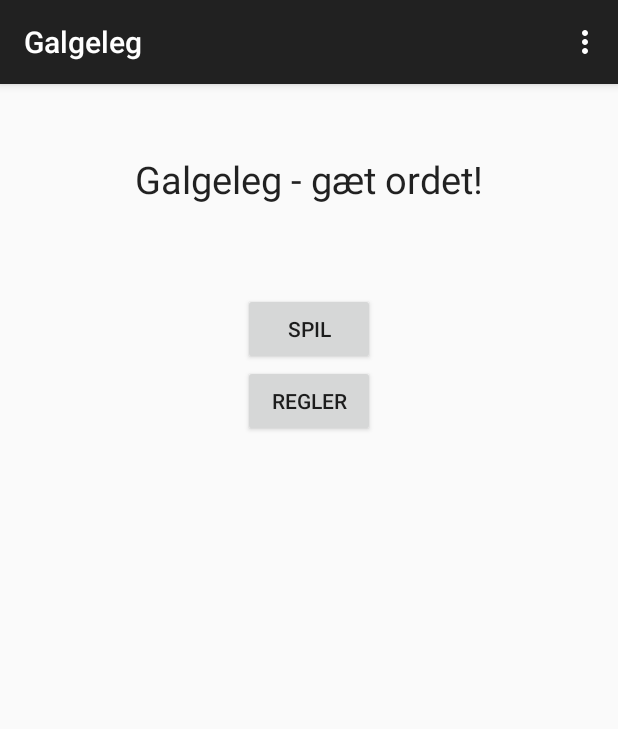
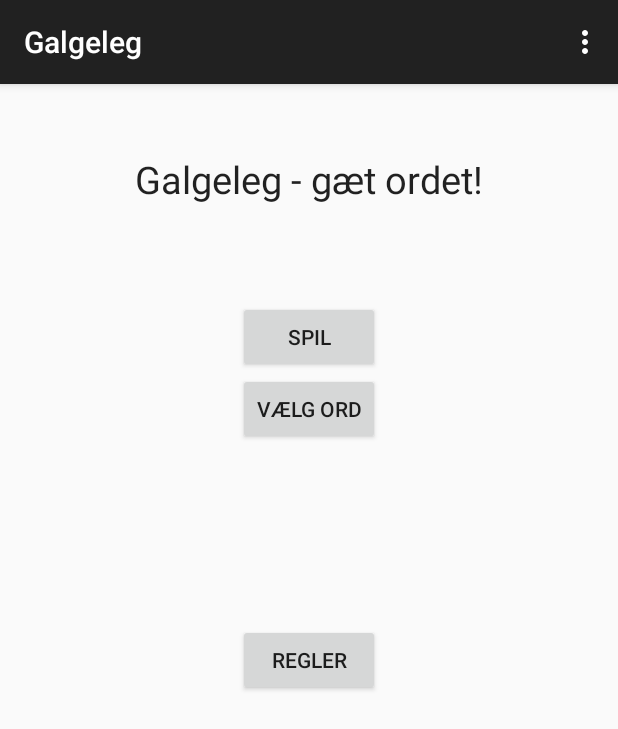
Before and after one commit to simonpetersen/Galgeleg, an Android app: the screen it shows after launch (Welcome), on a phone screen of 412 x 824 dp. Shown: the top 729 px of the screen. Run offline under Robolectric (Android 15) with nearby library versions, the phone set to English and light mode, and no system bars.

Commit message:
Tilføjet knap til at vælge ord.

```diff
--- a/app/src/main/java/petersen/simon/galgeleg/SpilActivity.java
+++ b/app/src/main/java/petersen/simon/galgeleg/SpilActivity.java
@@ -82,10 +82,14 @@ public class SpilActivity extends AppCompatActivity implements View.OnClickListe
             input.setText("");
             opdaterSkærm();
         }
-        if (logik.erSpilletVundet())
+        if (logik.erSpilletVundet()) {
             check.setText("Du har vundet!");
-        if (logik.erSpilletTabt())
+            finish();
+        }
+        if (logik.erSpilletTabt()) {
             check.setText("Du har tabt!");
+            finish();
+        }
     }
 
     private void opdaterSkærm() {
--- a/app/src/main/java/petersen/simon/galgeleg/Welcome.java
+++ b/app/src/main/java/petersen/simon/galgeleg/Welcome.java
@@ -10,7 +10,7 @@ import android.widget.Button;
 
 public class Welcome extends AppCompatActivity implements View.OnClickListener {
 
-    Button spil, regler;
+    Button spil, regler, vælgOrd;
 
     @Override
     protected void onCreate(Bundle savedInstanceState) {
@@ -18,8 +18,10 @@ public class Welcome extends AppCompatActivity implements View.OnClickListener {
         setContentView(R.layout.activity_welcome);
         spil = (Button) findViewById(R.id.spilButton);
         regler = (Button) findViewById(R.id.reglerButton);
+        vælgOrd = (Button) findViewById(R.id.listOrdButton);
         spil.setOnClickListener(this);
         regler.setOnClickListener(this);
+        vælgOrd.setOnClickListener(this);
     }
 
     @Override
@@ -50,9 +52,11 @@ public class Welcome extends AppCompatActivity implements View.OnClickListener {
             Intent i = new Intent(this, SpilActivity.class);
             startActivity(i);
             overridePendingTransition(R.anim.pull_in_right, R.anim.push_out_left);
-        } else {
+        } else if (v == regler) {
             Intent i = new Intent(this, ReglerActivity.class);
             startActivity(i);
+        } else {
+
         }
     }
 }
--- a/app/src/main/res/layout/activity_welcome.xml
+++ b/app/src/main/res/layout/activity_welcome.xml
@@ -10,17 +10,19 @@
         android:layout_height="wrap_content"
         android:text="SPIL"
         android:id="@+id/spilButton"
-        android:layout_marginTop="123dp"
-        android:layout_alignParentTop="true"
-        android:layout_alignEnd="@+id/reglerButton" />
+        android:layout_marginTop="64dp"
+        android:layout_below="@+id/textView"
+        android:layout_alignStart="@+id/reglerButton"
+        android:layout_alignEnd="@+id/listOrdButton" />
 
     <Button
         android:layout_width="wrap_content"
         android:layout_height="wrap_content"
         android:text="REGLER"
         android:id="@+id/reglerButton"
-        android:layout_below="@+id/spilButton"
-        android:layout_centerHorizontal="true" />
+        android:layout_centerVertical="true"
+        android:layout_alignStart="@+id/listOrdButton"
+        android:layout_alignEnd="@+id/listOrdButton" />
 
     <TextView
         android:layout_width="wrap_content"
@@ -33,4 +35,12 @@
         android:layout_marginTop="30dp"
         android:textSize="25dp"
         android:textIsSelectable="false" />
+
+    <Button
+        android:layout_width="wrap_content"
+        android:layout_height="wrap_content"
+        android:text="VÆLG ORD"
+        android:id="@+id/listOrdButton"
+        android:layout_below="@+id/spilButton"
+        android:layout_centerHorizontal="true" />
 </RelativeLayout>
```
